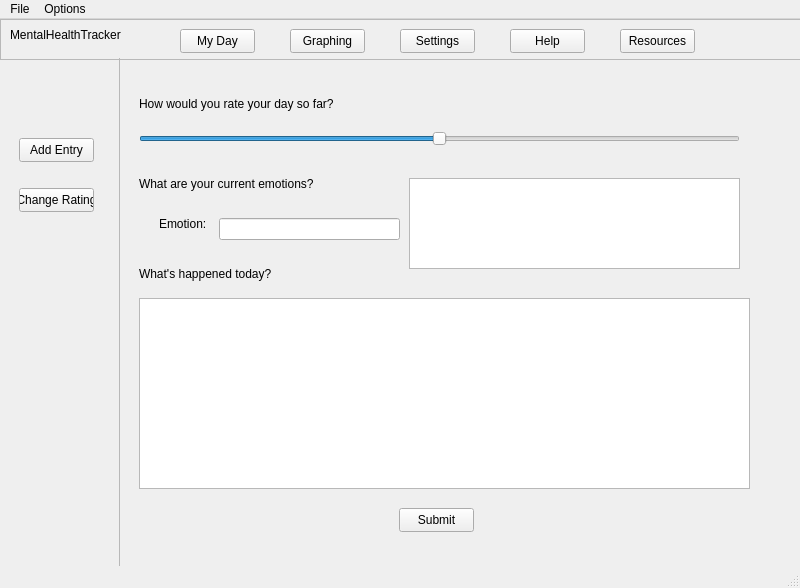
The window that components/mainwindow.ui (m-riley04/HackKU2023) describes before a commit, drawn with Qt 5.
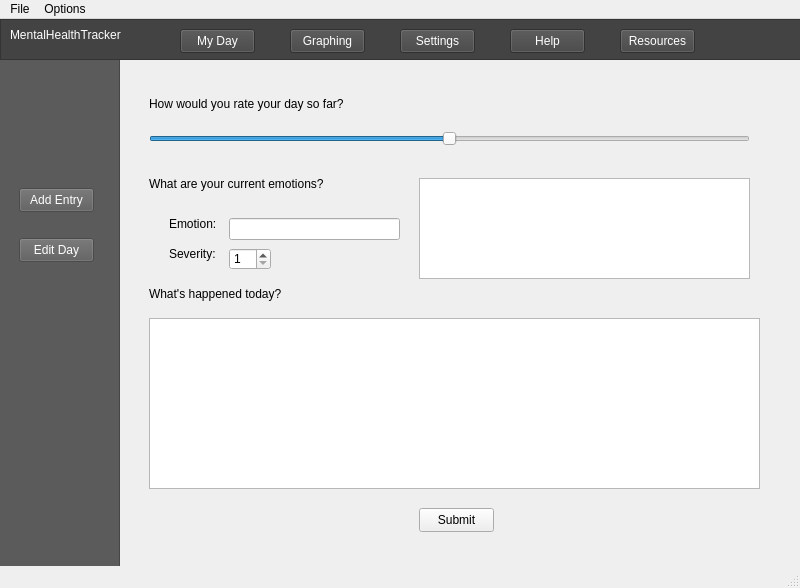
The same window after the commit.

Diff of the .ui file:
```diff
--- a/components/mainwindow.ui
+++ b/components/mainwindow.ui
@@ -23,6 +23,9 @@
       <height>31</height>
      </rect>
     </property>
+    <property name="styleSheet">
+     <string notr="true">color: white</string>
+    </property>
     <property name="text">
      <string>MentalHealthTracker</string>
     </property>
@@ -47,18 +50,24 @@
       <property name="geometry">
        <rect>
         <x>0</x>
-        <y>-50</y>
+        <y>0</y>
         <width>121</width>
-        <height>571</height>
+        <height>521</height>
        </rect>
       </property>
+      <property name="styleSheet">
+       <string notr="true">background-color: rgb(91, 91, 91)</string>
+      </property>
       <property name="frameShape">
        <enum>QFrame::StyledPanel</enum>
       </property>
       <property name="frameShadow">
        <enum>QFrame::Raised</enum>
       </property>
-      <widget class="QPushButton" name="btn_changeRating">
+      <widget class="QPushButton" name="btn_edit">
+       <property name="enabled">
+        <bool>false</bool>
+       </property>
        <property name="geometry">
         <rect>
          <x>20</x>
@@ -67,11 +76,17 @@
          <height>24</height>
         </rect>
        </property>
+       <property name="styleSheet">
+        <string notr="true">color: white</string>
+       </property>
        <property name="text">
-        <string>Change Rating</string>
+        <string>Edit Day</string>
        </property>
       </widget>
       <widget class="QPushButton" name="btn_addEntry">
+       <property name="enabled">
+        <bool>false</bool>
+       </property>
        <property name="geometry">
         <rect>
          <x>20</x>
@@ -80,6 +95,9 @@
          <height>24</height>
         </rect>
        </property>
+       <property name="styleSheet">
+        <string notr="true">color: white</string>
+       </property>
        <property name="text">
         <string>Add Entry</string>
        </property>
@@ -98,17 +116,17 @@
        <widget class="QTextEdit" name="entry_log">
         <property name="geometry">
          <rect>
-          <x>20</x>
-          <y>240</y>
+          <x>30</x>
+          <y>260</y>
           <width>611</width>
-          <height>191</height>
+          <height>171</height>
          </rect>
         </property>
        </widget>
        <widget class="QLabel" name="label_rating">
         <property name="geometry">
          <rect>
-          <x>20</x>
+          <x>30</x>
           <y>30</y>
           <width>221</width>
           <height>31</height>
@@ -121,7 +139,7 @@
        <widget class="QLabel" name="label_emotions">
         <property name="geometry">
          <rect>
-          <x>20</x>
+          <x>30</x>
           <y>110</y>
           <width>181</width>
           <height>31</height>
@@ -134,8 +152,8 @@
        <widget class="QLabel" name="label_log">
         <property name="geometry">
          <rect>
-          <x>20</x>
-          <y>200</y>
+          <x>30</x>
+          <y>220</y>
           <width>201</width>
           <height>31</height>
          </rect>
@@ -147,7 +165,7 @@
        <widget class="QPushButton" name="btn_submit">
         <property name="geometry">
          <rect>
-          <x>280</x>
+          <x>300</x>
           <y>450</y>
           <width>75</width>
           <height>24</height>
@@ -160,7 +178,7 @@
        <widget class="QSlider" name="slider_rating">
         <property name="geometry">
          <rect>
-          <x>20</x>
+          <x>30</x>
           <y>70</y>
           <width>601</width>
           <height>22</height>
@@ -182,9 +200,9 @@
        <widget class="QLineEdit" name="lineEntry_emotion">
         <property name="geometry">
          <rect>
-          <x>100</x>
+          <x>110</x>
           <y>160</y>
-          <width>181</width>
+          <width>171</width>
           <height>22</height>
          </rect>
         </property>
@@ -192,17 +210,17 @@
        <widget class="QListWidget" name="list_emotions">
         <property name="geometry">
          <rect>
-          <x>290</x>
+          <x>300</x>
           <y>120</y>
           <width>331</width>
-          <height>91</height>
+          <height>101</height>
          </rect>
         </property>
        </widget>
        <widget class="QLabel" name="label_emotionLine">
         <property name="geometry">
          <rect>
-          <x>40</x>
+          <x>50</x>
           <y>150</y>
           <width>60</width>
           <height>31</height>
@@ -212,6 +230,35 @@
          <string>Emotion:</string>
         </property>
        </widget>
+       <widget class="QSpinBox" name="spin_severity">
+        <property name="geometry">
+         <rect>
+          <x>110</x>
+          <y>190</y>
+          <width>42</width>
+          <height>22</height>
+         </rect>
+        </property>
+        <property name="minimum">
+         <number>1</number>
+        </property>
+        <property name="maximum">
+         <number>10</number>
+        </property>
+       </widget>
+       <widget class="QLabel" name="label_emotionSeverity">
+        <property name="geometry">
+         <rect>
+          <x>50</x>
+          <y>180</y>
+          <width>60</width>
+          <height>31</height>
+         </rect>
+        </property>
+        <property name="text">
+         <string>Severity:</string>
+        </property>
+       </widget>
       </widget>
       <widget class="QWidget" name="subpage_log">
        <widget class="QTextEdit" name="entry_logUpdate">
@@ -268,6 +315,9 @@
     <property name="autoFillBackground">
      <bool>false</bool>
     </property>
+    <property name="styleSheet">
+     <string notr="true">background-color: rgb(67, 67, 67)</string>
+    </property>
     <property name="frameShape">
      <enum>QFrame::StyledPanel</enum>
     </property>
@@ -283,6 +333,9 @@
        <height>24</height>
       </rect>
      </property>
+     <property name="styleSheet">
+      <string notr="true">color: white</string>
+     </property>
      <property name="text">
       <string>My Day</string>
      </property>
@@ -296,6 +349,9 @@
        <height>24</height>
       </rect>
      </property>
+     <property name="styleSheet">
+      <string notr="true">color: white</string>
+     </property>
      <property name="text">
       <string>Graphing</string>
      </property>
@@ -309,6 +365,9 @@
        <height>24</height>
       </rect>
      </property>
+     <property name="styleSheet">
+      <string notr="true">color: white</string>
+     </property>
      <property name="text">
       <string>Settings</string>
      </property>
@@ -322,6 +381,9 @@
        <height>24</height>
       </rect>
      </property>
+     <property name="styleSheet">
+      <string notr="true">color: white</string>
+     </property>
      <property name="text">
       <string>Help</string>
      </property>
@@ -335,6 +397,9 @@
        <height>24</height>
       </rect>
      </property>
+     <property name="styleSheet">
+      <string notr="true">color: white</string>
+     </property>
      <property name="text">
       <string>Resources</string>
      </property>
```
Left out of the diff: 162 changed lines with no effect on the pictures.
